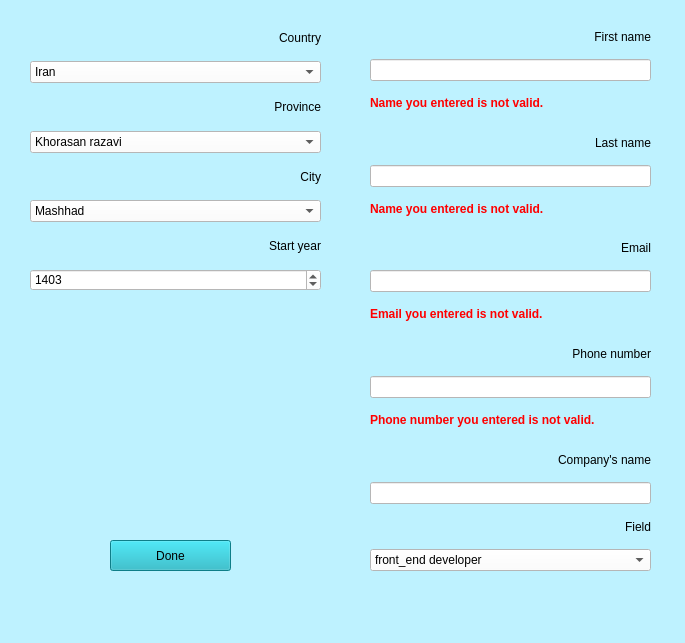
Above: completecompanyinfo.ui from KNajjary/LinkedIn before the change. Below: the same form after it.
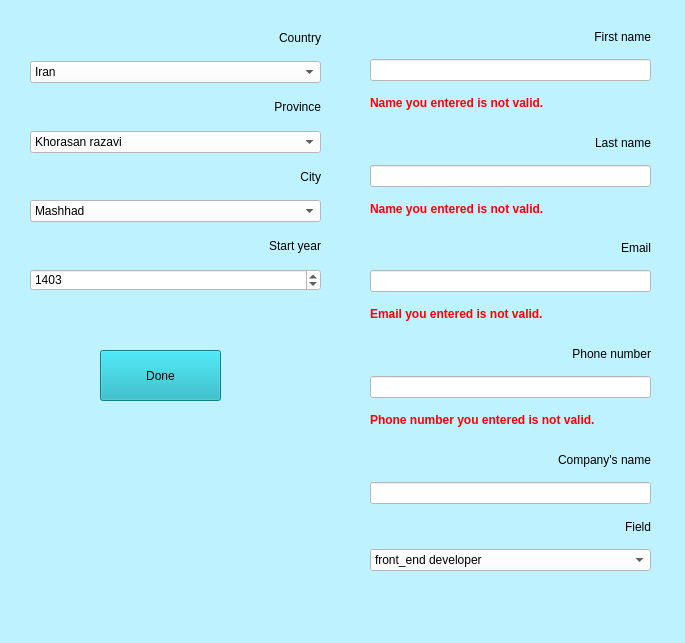
That is the form after the change.

```diff
--- a/completecompanyinfo.ui
+++ b/completecompanyinfo.ui
@@ -219,10 +219,10 @@
    <widget class="QPushButton" name="pushButton_Done">
     <property name="geometry">
      <rect>
-      <x>110</x>
-      <y>540</y>
+      <x>100</x>
+      <y>350</y>
       <width>121</width>
-      <height>31</height>
+      <height>51</height>
      </rect>
     </property>
     <property name="styleSheet">
```
